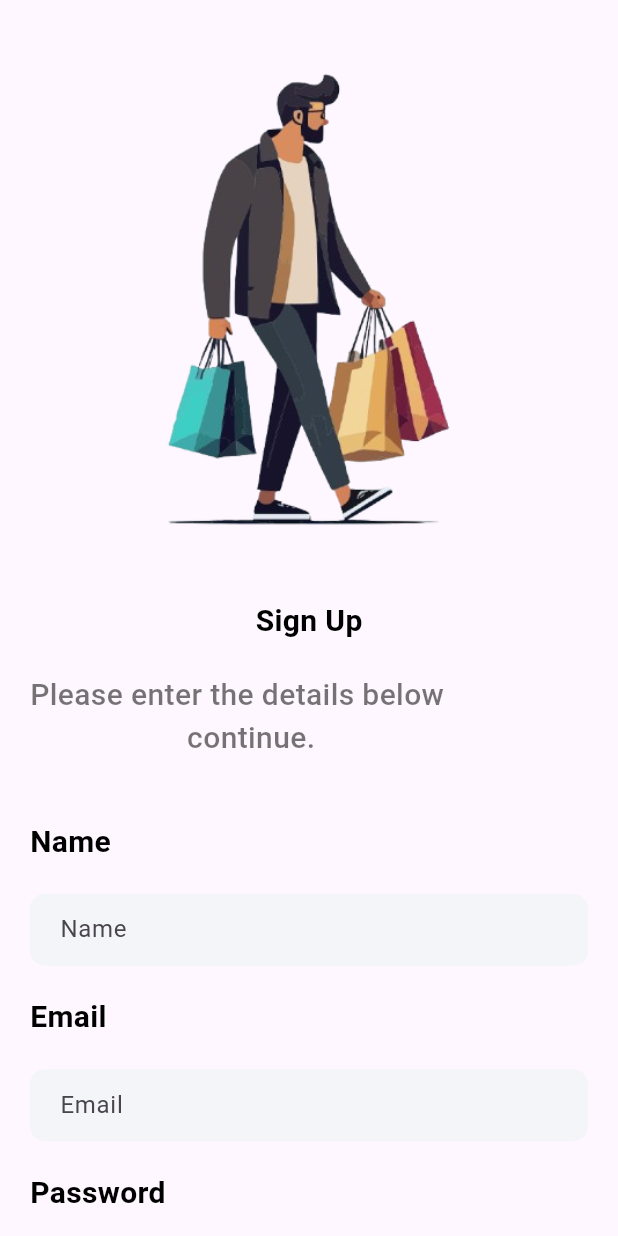
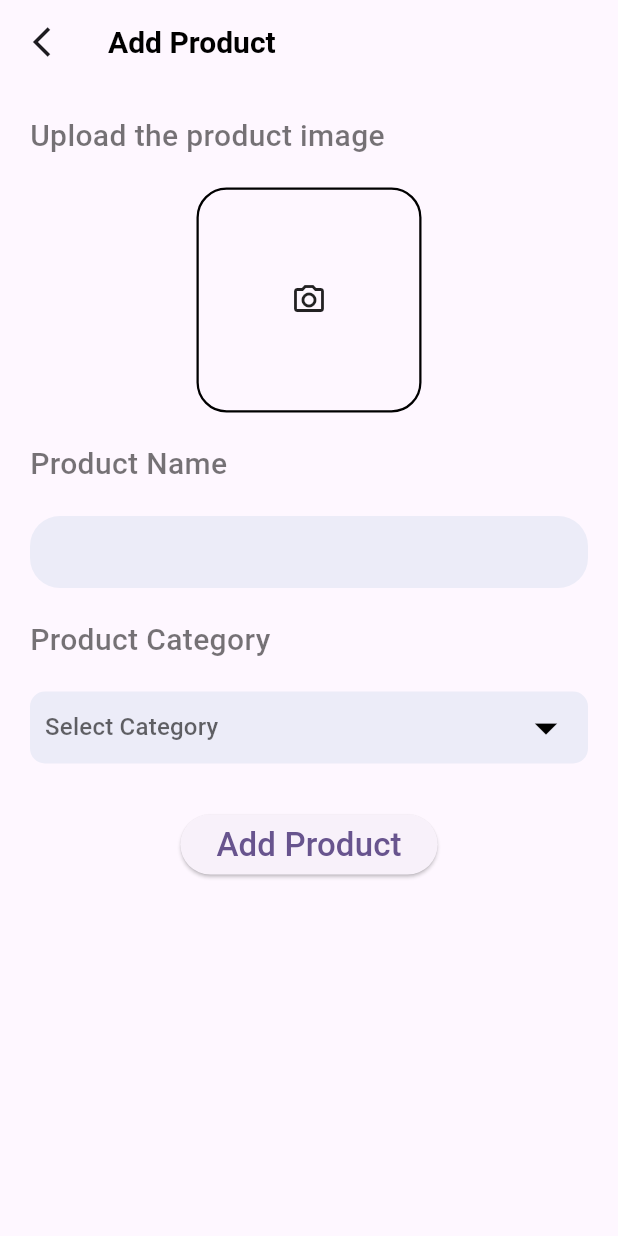
Before and after one commit to vickywagz/shopping-app, a Flutter app: the screen it shows after launch, on a phone screen of 412 x 824 dp. Run offline on Flutter 3.47's test engine with Material 3 defaults, Android fonts, the phone set to English and light mode, and no system bars; our stand-ins replace cloud_firestore, curved_navigation_bar, firebase_auth, firebase_core, random_string, shared_preferences; accounts and stored records are empty.

Commit message:
working on admin

```diff
--- /dev/null
+++ b/lib/Admin/add_product.dart
@@ -0,0 +1,112 @@
+import 'package:flutter/material.dart';
+import 'package:shopping_app/widget/support_widget.dart';
+
+class AddProduct extends StatefulWidget {
+  const AddProduct({super.key});
+
+  @override
+  State<AddProduct> createState() => _AddProductState();
+}
+
+class _AddProductState extends State<AddProduct> {
+  String? value;
+
+  final List<String> categoryitem = ['Watch', 'Laptop', 'TV', 'Headphones'];
+  @override
+  Widget build(BuildContext context) {
+    return Scaffold(
+      appBar: AppBar(
+        leading: GestureDetector(
+          onTap: () {
+            Navigator.pop(context);
+          },
+          child: Icon(Icons.arrow_back_ios_outlined),
+        ),
+        title: Text("Add Product", style: AppWidget.semiboldTextFieldStyle()),
+      ),
+      body: Container(
+        margin: EdgeInsets.only(left: 20.0, top: 20.0, right: 20.0),
+        child: Column(
+          crossAxisAlignment: CrossAxisAlignment.start,
+          children: [
+            Text(
+              "Upload the product image",
+              style: AppWidget.lightTextFieldStyle(),
+            ),
+            SizedBox(height: 20.0),
+            Center(
+              child: Container(
+                height: 150,
+                width: 150,
+                decoration: BoxDecoration(
+                  border: Border.all(color: Colors.black, width: 1.5),
+                  borderRadius: BorderRadius.circular(20),
+                ),
+
+                child: Icon(Icons.camera_alt_outlined),
+              ),
+            ),
+            SizedBox(height: 20.0),
+            Text("Product Name", style: AppWidget.lightTextFieldStyle()),
+            SizedBox(height: 20.0),
+            Container(
+              padding: EdgeInsets.symmetric(horizontal: 20.0),
+              width: MediaQuery.of(context).size.width,
+              decoration: BoxDecoration(
+                color: Color(0xFFececf8),
+                borderRadius: BorderRadius.circular(20),
+              ),
+              child: TextField(
+                decoration: InputDecoration(border: InputBorder.none),
+              ),
+            ),
+            SizedBox(height: 20.0),
+            Text("Product Category", style: AppWidget.lightTextFieldStyle()),
+            SizedBox(height: 20.0),
+            Container(
+              padding: EdgeInsets.symmetric(horizontal: 10.0),
+              width: MediaQuery.of(context).size.width,
+              decoration: BoxDecoration(
+                color: Color(0xFFececf8),
+                borderRadius: BorderRadius.circular(10),
+              ),
+
+              child: DropdownButtonHideUnderline(
+                child: DropdownButton<String>(
+                  items:
+                      categoryitem
+                          .map(
+                            (item) => DropdownMenuItem(
+                              value: item,
+                              child: Text(
+                                item,
+                                style: AppWidget.semiboldTextFieldStyle(),
+                              ),
+                            ),
+                          )
+                          .toList(),
+                  onChanged:
+                      ((value) => setState(() {
+                        this.value = value;
+                      })),
+                  dropdownColor: Colors.white,
+                  hint: Text("Select Category"),
+                  iconSize: 36,
+                  icon: Icon(Icons.arrow_drop_down, color: Colors.black),
+                  value: value,
+                ),
+              ),
+            ),
+            SizedBox(height: 30.0),
+            Center(
+              child: ElevatedButton(
+                onPressed: () {},
+                child: Text("Add Product", style: TextStyle(fontSize: 22.0)),
+              ),
+            ),
+          ],
+        ),
+      ),
+    );
+  }
+}
--- a/lib/Admin/admin_login.dart
+++ b/lib/Admin/admin_login.dart
@@ -71,7 +71,9 @@ class _AdminLoginState extends State<AdminLogin> {
 
                 SizedBox(height: 30.0),
                 GestureDetector(
-                  onTap: () {},
+                  onTap: () {
+                    loginAdmin();
+                  },
                   child: Center(
                     child: Container(
                       width: MediaQuery.of(context).size.width / 2,
--- a/lib/main.dart
+++ b/lib/main.dart
@@ -1,5 +1,6 @@
 import 'package:firebase_core/firebase_core.dart';
 import 'package:flutter/material.dart';
+import 'package:shopping_app/Admin/add_product.dart';
 import 'package:shopping_app/pages/login.dart';
 import 'package:shopping_app/pages/signup.dart';
 
@@ -20,7 +21,7 @@ class MyApp extends StatelessWidget {
       theme: ThemeData(
         colorScheme: ColorScheme.fromSeed(seedColor: Colors.deepPurple),
       ),
-      home: SignUp(),
+      home: AddProduct(),
     );
   }
 }
```
